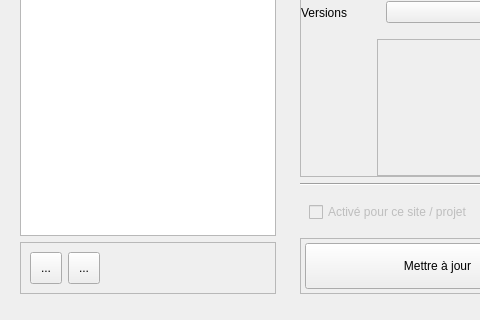
Old version of the form client/src/services/DashboardsService/DashboardsConfigWidget.ui in the repository introlab/openteraplus; both pictures show x 0 to 480 and y 189 to 509 of the 865 by 509 pixel window.
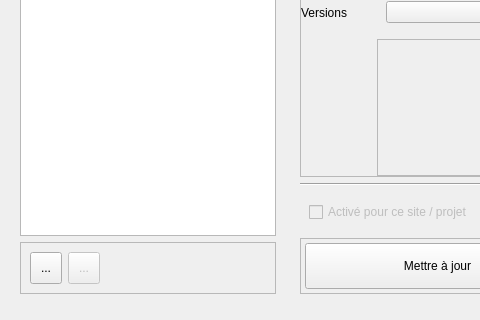
New version of the form. Icons and pictures are not drawn. Custom widgets are drawn as their Qt base class.

```diff
--- a/client/src/services/DashboardsService/DashboardsConfigWidget.ui
+++ b/client/src/services/DashboardsService/DashboardsConfigWidget.ui
@@ -72,6 +72,9 @@
            </item>
            <item>
             <widget class="QToolButton" name="btnDeleteDashboard">
+             <property name="enabled">
+              <bool>false</bool>
+             </property>
              <property name="minimumSize">
               <size>
                <width>32</width>
```
